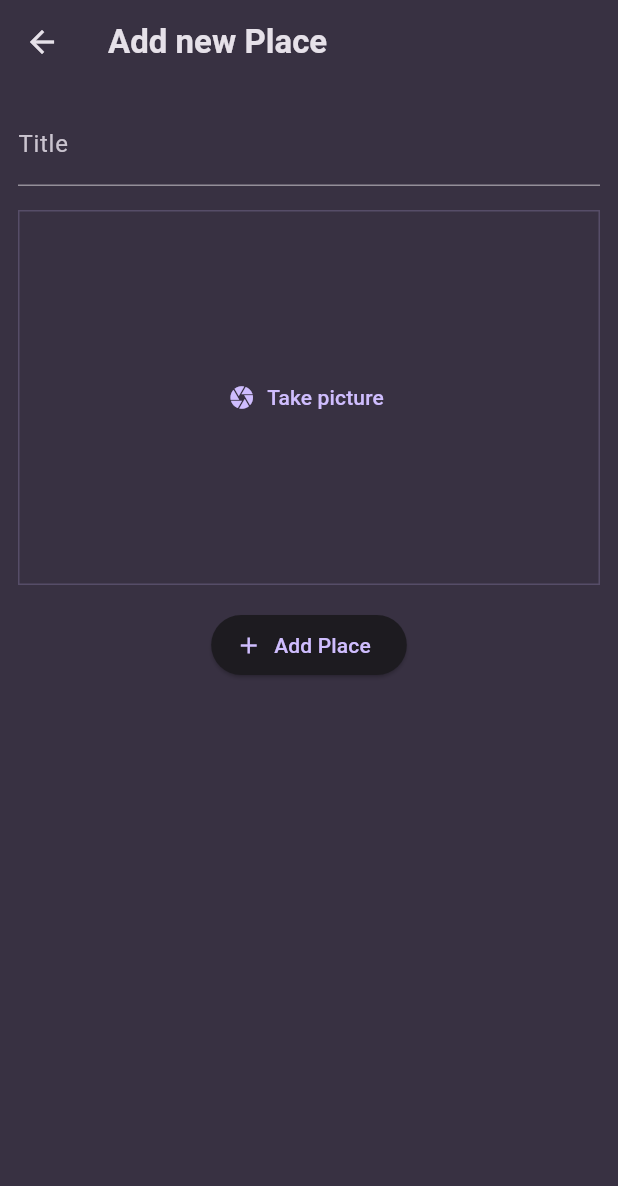
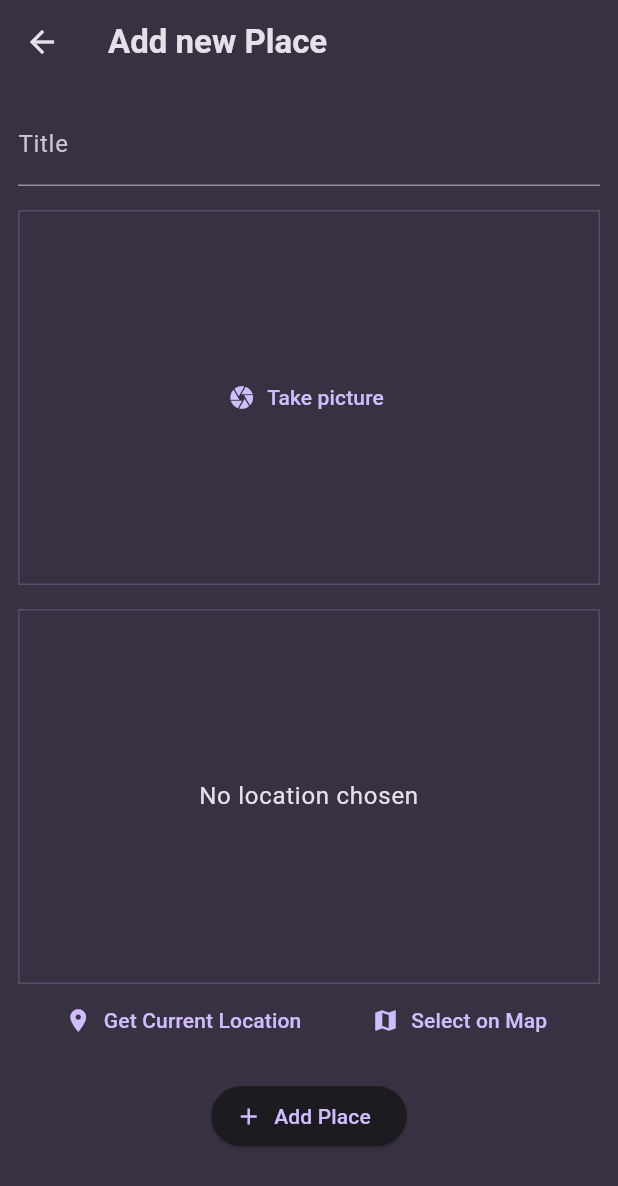
Before and after one commit to Roberto-Larivera/favorite_places, a Flutter app: the screen it shows after launch, after a tap on the "add" icon, on a phone screen of 412 x 824 dp. Shown: the top 1186 px of the screen. Run offline on Flutter 3.47's test engine with Material 3 defaults, Android fonts, the phone set to English and light mode, and no system bars; our stand-ins replace flutter_riverpod, google_fonts, image_picker, location.

Commit message:
location

```diff
--- a/lib/screens/add_place.dart
+++ b/lib/screens/add_place.dart
@@ -1,4 +1,5 @@
 import 'dart:io';
+import 'package:favorite_places/widgets/location_input.dart';
 import 'package:flutter/material.dart';
 import 'package:flutter_riverpod/flutter_riverpod.dart';
 
@@ -69,6 +70,10 @@ class _AddPlaceScreenState extends ConsumerState<AddPlaceScreen> {
             const SizedBox(
               height: 16,
             ),
+            LocationInput(),
+            const SizedBox(
+              height: 16,
+            ),
             ElevatedButton.icon(
               onPressed: _savePLace,
               icon: const Icon(Icons.add),
--- a/lib/screens/places.dart
+++ b/lib/screens/places.dart
@@ -27,8 +27,11 @@ class PlacesScreen extends ConsumerWidget {
           ),
         ],
       ),
-      body: PlacesList(
-        places: userPlaces,
+      body: Padding(
+        padding: const EdgeInsets.all(8.0),
+        child: PlacesList(
+          places: userPlaces,
+        ),
       ),
     );
   }
--- /dev/null
+++ b/lib/widgets/location_input.dart
@@ -0,0 +1,95 @@
+import 'package:flutter/material.dart';
+import 'package:location/location.dart';
+
+class LocationInput extends StatefulWidget {
+  const LocationInput({super.key});
+
+  @override
+  State<LocationInput> createState() => _LocationInputState();
+}
+
+class _LocationInputState extends State<LocationInput> {
+  Location? _pickedLocation;
+  var _isGettingLocation = false;
+
+  void _getCurrentLocation() async {
+    Location location = new Location();
+
+    bool serviceEnabled;
+    PermissionStatus permissionGranted;
+    LocationData locationData;
+
+    serviceEnabled = await location.serviceEnabled();
+    if (!serviceEnabled) {
+      serviceEnabled = await location.requestService();
+      if (!serviceEnabled) {
+        return;
+      }
+    }
+
+    permissionGranted = await location.hasPermission();
+    if (permissionGranted == PermissionStatus.denied) {
+      permissionGranted = await location.requestPermission();
+      if (permissionGranted != PermissionStatus.granted) {
+        return;
+      }
+    }
+
+    setState(() {
+      _isGettingLocation = true;
+    });
+    locationData = await location.getLocation();
+    setState(() {
+      _isGettingLocation = true;
+    });
+    print(locationData.latitude);
+    print(locationData.longitude);
+  }
+
+  @override
+  Widget build(BuildContext context) {
+    Widget previewContent = Text(
+      'No location chosen',
+      textAlign: TextAlign.center,
+      style: Theme.of(context).textTheme.bodyLarge!.copyWith(
+            color: Theme.of(context).colorScheme.onSurface,
+          ),
+    );
+
+    if (_isGettingLocation) {
+      previewContent = const CircularProgressIndicator();
+    }
+
+    return Column(
+      children: [
+        Container(
+          decoration: BoxDecoration(
+            border: Border.all(
+              width: 1,
+              color: Theme.of(context).colorScheme.primary.withOpacity(0.2),
+            ),
+          ),
+          height: 250,
+          width: double.infinity,
+          alignment: Alignment.center,
+          child: previewContent,
+        ),
+        Row(
+          mainAxisAlignment: MainAxisAlignment.spaceEvenly,
+          children: [
+            TextButton.icon(
+              onPressed: _getCurrentLocation,
+              icon: const Icon(Icons.location_on),
+              label: const Text('Get Current Location'),
+            ),
+            TextButton.icon(
+              onPressed: () {},
+              icon: const Icon(Icons.map),
+              label: const Text('Select on Map'),
+            ),
+          ],
+        ),
+      ],
+    );
+  }
+}
--- a/lib/widgets/places_list.dart
+++ b/lib/widgets/places_list.dart
@@ -22,6 +22,10 @@ class PlacesList extends StatelessWidget {
     return ListView.builder(
       itemCount: places.length,
       itemBuilder: (ctx, index) => ListTile(
+        leading: CircleAvatar(
+          radius: 26,
+          backgroundImage: FileImage(places[index].image),
+        ),
         title: Text(
           places[index].title,
           style: Theme.of(context).textTheme.titleMedium!.copyWith(
--- a/pubspec.yaml
+++ b/pubspec.yaml
@@ -39,6 +39,7 @@ dependencies:
   uuid: ^4.4.0
   flutter_riverpod: ^2.5.1
   image_picker: ^1.1.1
+  location: ^6.0.2
 
 dev_dependencies:
   flutter_test:
```
Also changed, not shown: lib/screens/place_detail.dart (+12 -11 lines), pubspec.lock, 3 other files.
